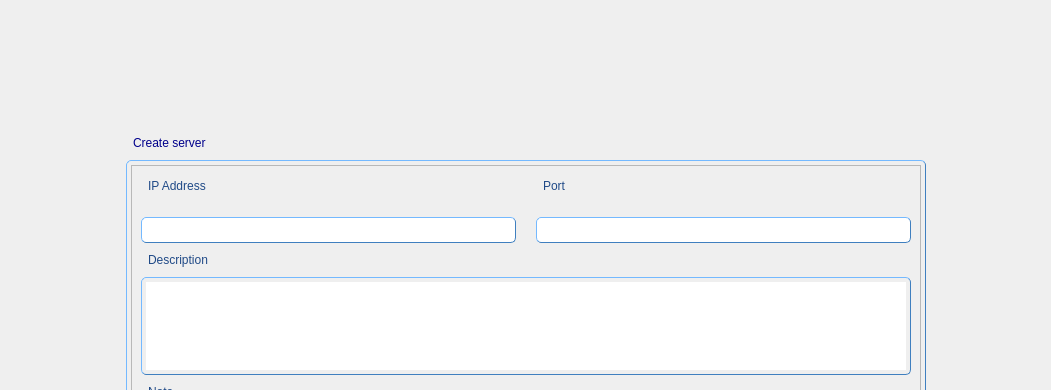
Old version of the form QBuilder/QBuilder/src/createserverform.ui in the repository Rork96/QtProjects; both pictures show x 0 to 1051 and y 0 to 390 of the 1051 by 691 pixel window.
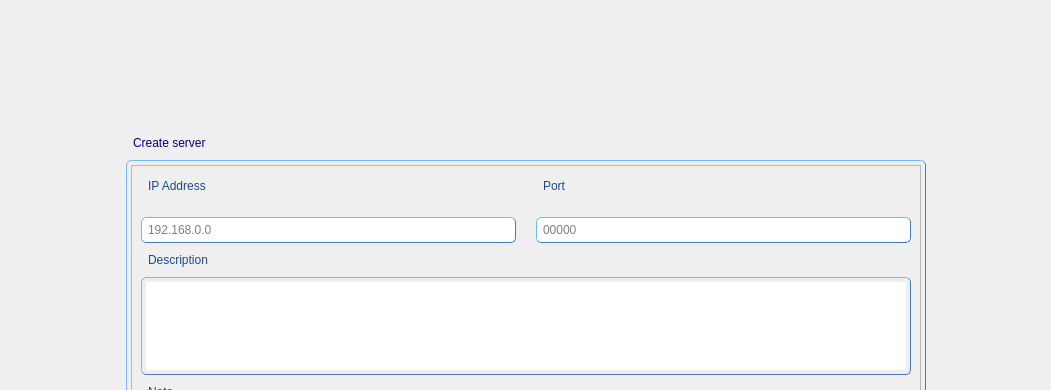
New version of the form. Custom widgets are drawn as their Qt base class.

```diff
--- a/QBuilder/QBuilder/src/createserverform.ui
+++ b/QBuilder/QBuilder/src/createserverform.ui
@@ -247,7 +247,7 @@
            <x>0</x>
            <y>0</y>
            <width>788</width>
-           <height>358</height>
+           <height>347</height>
           </rect>
          </property>
          <layout class="QGridLayout" name="gridLayout_2">
@@ -266,7 +266,11 @@
                </widget>
               </item>
               <item>
-               <widget class="QLineEdit" name="ipAddressLine"/>
+               <widget class="QLineEdit" name="ipAddressLine">
+                <property name="placeholderText">
+                 <string>192.168.0.0</string>
+                </property>
+               </widget>
               </item>
              </layout>
             </item>
@@ -280,7 +284,11 @@
                </widget>
               </item>
               <item>
-               <widget class="QLineEdit" name="portLine"/>
+               <widget class="QLineEdit" name="portLine">
+                <property name="placeholderText">
+                 <string>00000</string>
+                </property>
+               </widget>
               </item>
              </layout>
             </item>
```
Lines whose indentation alone changed are shown as unchanged.
